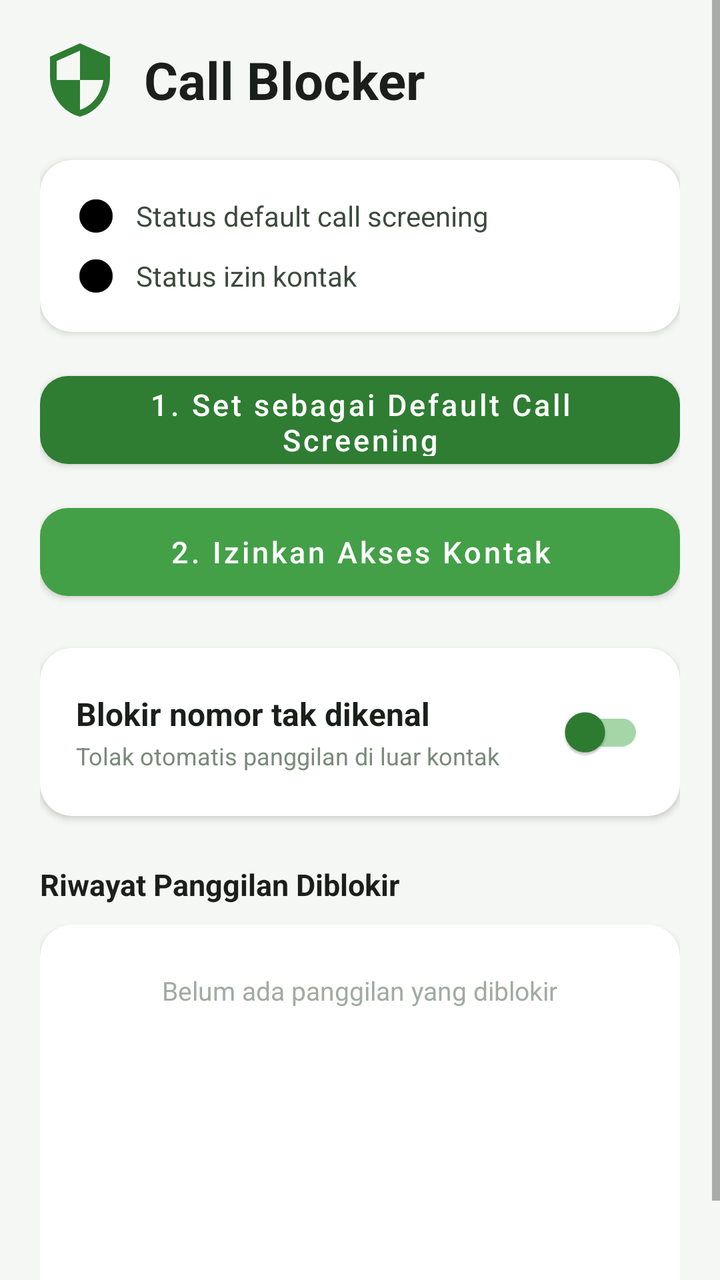
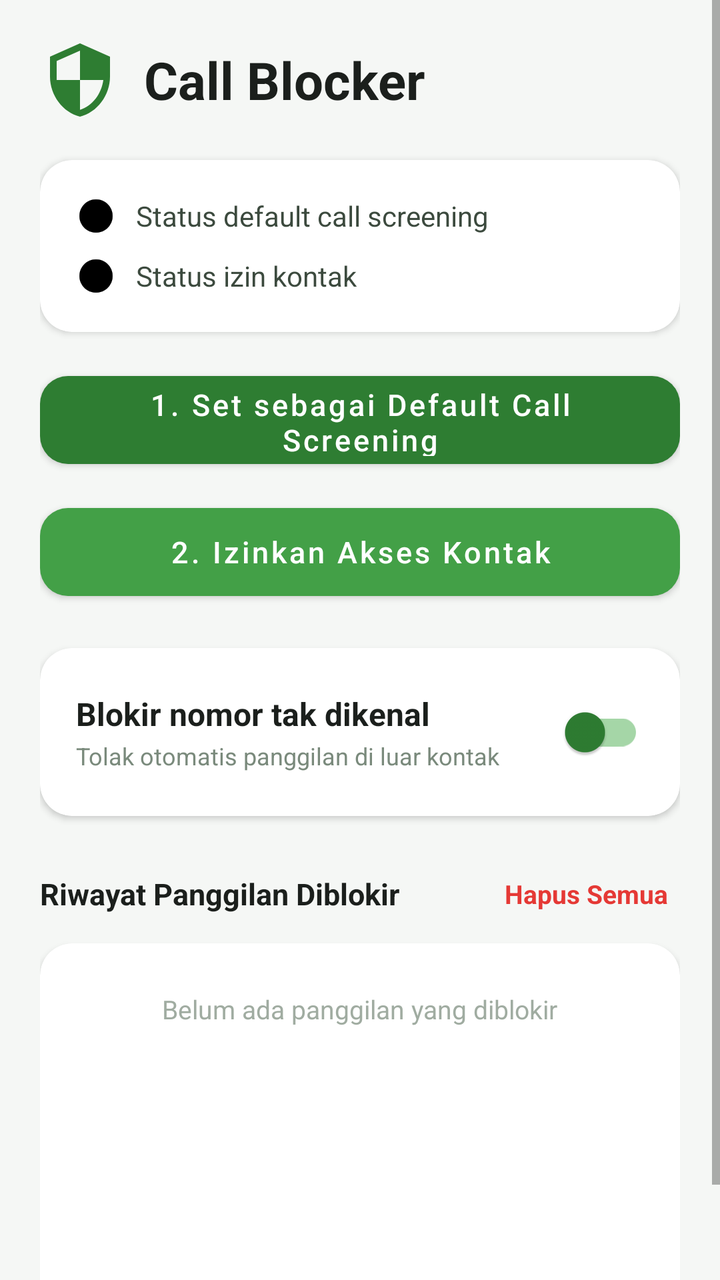

An Android layout rendered at two revisions. The XML below is the earlier revision; the diff shows what the commit changed to produce the second picture.
<!-- AndroidManifest.xml: application theme Theme.CallBlocker -->
<!-- res/layout/activity_main.xml -->
<?xml version="1.0" encoding="utf-8"?>
<ScrollView xmlns:android="http://schemas.android.com/apk/res/android"
    xmlns:app="http://schemas.android.com/apk/res-auto"
    android:layout_width="match_parent"
    android:layout_height="match_parent"
    android:background="#F5F7F5"
    android:fillViewport="true">

    <LinearLayout
        android:layout_width="match_parent"
        android:layout_height="wrap_content"
        android:orientation="vertical"
        android:padding="20dp">

        
        <LinearLayout
            android:layout_width="match_parent"
            android:layout_height="wrap_content"
            android:orientation="horizontal"
            android:gravity="center_vertical"
            android:layout_marginBottom="20dp">

            <ImageView
                android:layout_width="40dp"
                android:layout_height="40dp"
                android:src="@drawable/ic_shield"
                app:tint="#2E7D32" />

            <TextView
                android:layout_width="wrap_content"
                android:layout_height="wrap_content"
                android:layout_marginStart="12dp"
                android:text="Call Blocker"
                android:textSize="26sp"
                android:textStyle="bold"
                android:textColor="#1B1F1C" />
        </LinearLayout>

        
        <com.google.android.material.card.MaterialCardView
            android:layout_width="match_parent"
            android:layout_height="wrap_content"
            app:cardCornerRadius="16dp"
            app:cardElevation="2dp"
            app:cardBackgroundColor="#FFFFFF"
            android:layout_marginBottom="16dp">

            <LinearLayout
                android:layout_width="match_parent"
                android:layout_height="wrap_content"
                android:orientation="vertical"
                android:padding="18dp">

                <LinearLayout
                    android:layout_width="match_parent"
                    android:layout_height="wrap_content"
                    android:orientation="horizontal"
                    android:gravity="center_vertical"
                    android:layout_marginBottom="10dp">

                    <ImageView
                        android:id="@+id/iconScreening"
                        android:layout_width="20dp"
                        android:layout_height="20dp"
                        android:src="@drawable/ic_status_dot" />

                    <TextView
                        android:id="@+id/statusScreeningText"
                        android:layout_width="0dp"
                        android:layout_height="wrap_content"
                        android:layout_weight="1"
                        android:layout_marginStart="10dp"
                        android:textSize="14sp"
                        android:textColor="#3C4A3E"
                        android:text="Status default call screening" />
                </LinearLayout>

                <LinearLayout
                    android:layout_width="match_parent"
                    android:layout_height="wrap_content"
                    android:orientation="horizontal"
                    android:gravity="center_vertical">

                    <ImageView
                        android:id="@+id/iconContacts"
                        android:layout_width="20dp"
                        android:layout_height="20dp"
                        android:src="@drawable/ic_status_dot" />

                    <TextView
                        android:id="@+id/statusContactsText"
                        android:layout_width="0dp"
                        android:layout_height="wrap_content"
                        android:layout_weight="1"
                        android:layout_marginStart="10dp"
                        android:textSize="14sp"
                        android:textColor="#3C4A3E"
                        android:text="Status izin kontak" />
                </LinearLayout>
            </LinearLayout>
        </com.google.android.material.card.MaterialCardView>

        
        <com.google.android.material.button.MaterialButton
            android:id="@+id/btnRequestRole"
            android:layout_width="match_parent"
            android:layout_height="56dp"
            android:layout_marginBottom="10dp"
            android:text="1. Set sebagai Default Call Screening"
            android:textAllCaps="false"
            android:textSize="15sp"
            app:cornerRadius="14dp"
            app:backgroundTint="#2E7D32" />

        <com.google.android.material.button.MaterialButton
            android:id="@+id/btnRequestPermissions"
            android:layout_width="match_parent"
            android:layout_height="56dp"
            android:layout_marginBottom="20dp"
            android:text="2. Izinkan Akses Kontak"
            android:textAllCaps="false"
            android:textSize="15sp"
            app:cornerRadius="14dp"
            app:backgroundTint="#43A047" />

        
        <com.google.android.material.card.MaterialCardView
            android:layout_width="match_parent"
            android:layout_height="wrap_content"
            app:cardCornerRadius="16dp"
            app:cardElevation="2dp"
            app:cardBackgroundColor="#FFFFFF"
            android:layout_marginBottom="24dp">

            <LinearLayout
                android:layout_width="match_parent"
                android:layout_height="wrap_content"
                android:orientation="horizontal"
                android:gravity="center_vertical"
                android:padding="18dp">

                <LinearLayout
                    android:layout_width="0dp"
                    android:layout_height="wrap_content"
                    android:layout_weight="1"
                    android:orientation="vertical">

                    <TextView
                        android:layout_width="wrap_content"
                        android:layout_height="wrap_content"
                        android:text="Blokir nomor tak dikenal"
                        android:textSize="16sp"
                        android:textStyle="bold"
                        android:textColor="#1B1F1C" />

                    <TextView
                        android:layout_width="wrap_content"
                        android:layout_height="wrap_content"
                        android:text="Tolak otomatis panggilan di luar kontak"
                        android:textSize="12sp"
                        android:textColor="#7A8A7C"
                        android:layout_marginTop="2dp" />
                </LinearLayout>

                <com.google.android.material.switchmaterial.SwitchMaterial
                    android:id="@+id/switchEnabled"
                    android:layout_width="wrap_content"
                    android:layout_height="wrap_content"
                    app:thumbTint="#2E7D32"
                    app:trackTint="#A5D6A7" />
            </LinearLayout>
        </com.google.android.material.card.MaterialCardView>

        
        <TextView
            android:layout_width="wrap_content"
            android:layout_height="wrap_content"
            android:text="Riwayat Panggilan Diblokir"
            android:textStyle="bold"
            android:textSize="15sp"
            android:textColor="#1B1F1C"
            android:layout_marginBottom="10dp" />

        <com.google.android.material.card.MaterialCardView
            android:layout_width="match_parent"
            android:layout_height="wrap_content"
            android:minHeight="200dp"
            app:cardCornerRadius="16dp"
            app:cardElevation="2dp"
            app:cardBackgroundColor="#FFFFFF">

            <FrameLayout
                android:layout_width="match_parent"
                android:layout_height="match_parent">

                <TextView
                    android:id="@+id/emptyLogText"
                    android:layout_width="wrap_content"
                    android:layout_height="wrap_content"
                    android:layout_gravity="center"
                    android:padding="24dp"
                    android:text="Belum ada panggilan yang diblokir"
                    android:textColor="#A0ACA1"
                    android:textSize="13sp" />

                <ListView
                    android:id="@+id/logList"
                    android:layout_width="match_parent"
                    android:layout_height="wrap_content"
                    android:divider="#EEF2EE"
                    android:dividerHeight="1dp"
                    android:padding="6dp" />
            </FrameLayout>
        </com.google.android.material.card.MaterialCardView>

    </LinearLayout>
</ScrollView>
<!-- resources referenced by this layout -->
<resources>
  <!-- drawable ic_shield (drawable) -->
  <vector xmlns:android="http://schemas.android.com/apk/res/android"
      android:width="24dp"
      android:height="24dp"
      android:viewportWidth="24"
      android:viewportHeight="24">
      <path
          android:fillColor="#FF000000"
          android:pathData="M12,1L3,5v6c0,5.55 3.84,10.74 9,12c5.16,-1.26 9,-6.45 9,-12V5L12,1zM12,11.99h7c-0.53,4.12 -3.28,7.79 -7,8.94V12H5V6.3l7,-3.11v8.8z" />
  </vector>
  <!-- drawable ic_status_dot (drawable) -->
  <vector xmlns:android="http://schemas.android.com/apk/res/android"
      android:width="20dp"
      android:height="20dp"
      android:viewportWidth="24"
      android:viewportHeight="24">
      <path
          android:fillColor="#FF000000"
          android:pathData="M12,2C6.48,2 2,6.48 2,12s4.48,10 10,10 10,-4.48 10,-10S17.52,2 12,2z" />
  </vector>
  <style name="Theme.CallBlocker" parent="Theme.MaterialComponents.DayNight.NoActionBar">
          <item name="colorPrimary">#2E7D32</item>
          <item name="colorPrimaryDark">#1B5E20</item>
          <item name="colorAccent">#43A047</item>
          <item name="android:windowBackground">#F5F7F5</item>
          <item name="android:statusBarColor">#2E7D32</item>
      </style>
</resources>

<!-- the commit's change to res/layout/activity_main.xml (unified diff, before → after) -->
@@ -172,14 +172,33 @@
         </com.google.android.material.card.MaterialCardView>
 
         
-        <TextView
-            android:layout_width="wrap_content"
-            android:layout_height="wrap_content"
-            android:text="Riwayat Panggilan Diblokir"
-            android:textStyle="bold"
-            android:textSize="15sp"
-            android:textColor="#1B1F1C"
-            android:layout_marginBottom="10dp" />
+        <LinearLayout
+            android:layout_width="match_parent"
+            android:layout_height="wrap_content"
+            android:orientation="horizontal"
+            android:gravity="center_vertical"
+            android:layout_marginBottom="10dp">
+
+            <TextView
+                android:layout_width="0dp"
+                android:layout_height="wrap_content"
+                android:layout_weight="1"
+                android:text="Riwayat Panggilan Diblokir"
+                android:textStyle="bold"
+                android:textSize="15sp"
+                android:textColor="#1B1F1C" />
+
+            <TextView
+                android:id="@+id/btnClearLog"
+                android:layout_width="wrap_content"
+                android:layout_height="wrap_content"
+                android:text="Hapus Semua"
+                android:textSize="13sp"
+                android:textColor="#E53935"
+                android:textStyle="bold"
+                android:padding="6dp"
+                android:background="?attr/selectableItemBackground" />
+        </LinearLayout>
 
         <com.google.android.material.card.MaterialCardView
             android:layout_width="match_parent"
